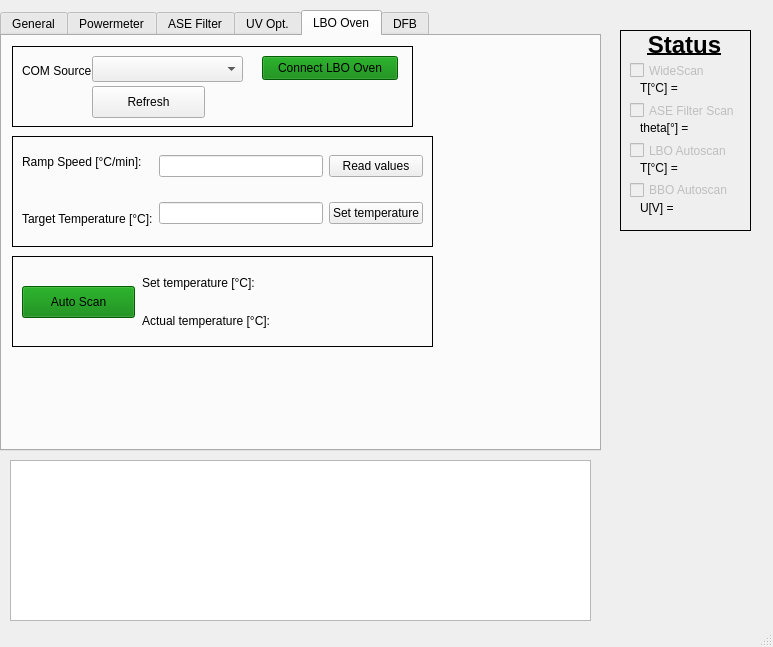
Old version of the form pulsed_laser_interface.ui in the repository XenoBene/PulsedLaserGUI.
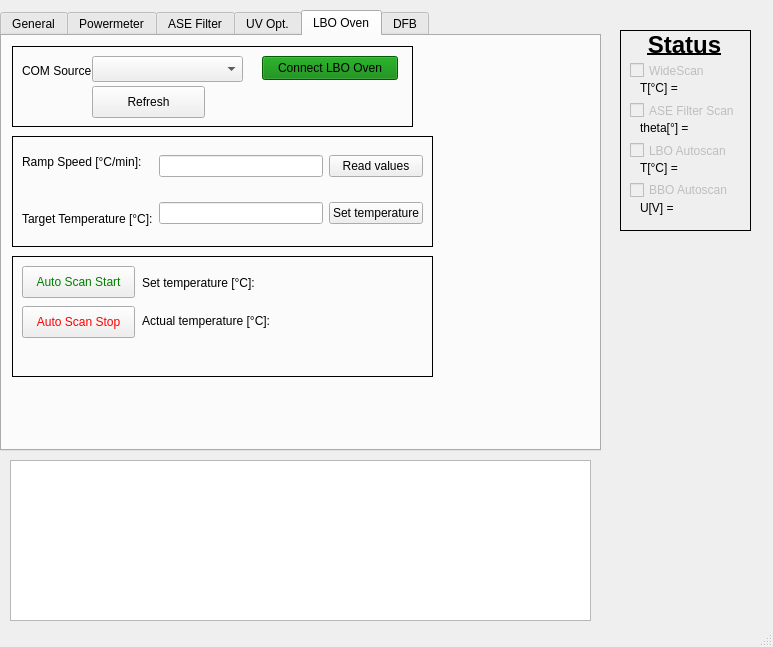
New version of the form. The open tabs and pages were chosen to show the change.

Commit message:
Implemented a better way to deactivate all Widgets that should not be pressed when autoscans are running.
But for this, we should not use checkable buttons but simple Start/Stop buttons.

Next up: Implementing a LBO Autoscan Start/Stop button

```diff
--- a/pulsed_laser_interface.ui
+++ b/pulsed_laser_interface.ui
@@ -1813,7 +1813,7 @@
         <x>10</x>
         <y>220</y>
         <width>421</width>
-        <height>91</height>
+        <height>121</height>
        </rect>
       </property>
       <property name="frameShape">
@@ -1826,16 +1826,16 @@
        <property name="geometry">
         <rect>
          <x>10</x>
-         <y>30</y>
+         <y>10</y>
          <width>113</width>
          <height>32</height>
         </rect>
        </property>
        <property name="styleSheet">
-        <string notr="true">background-color: green</string>
+        <string notr="true">color: green</string>
        </property>
        <property name="text">
-        <string>Auto Scan</string>
+        <string>Auto Scan Start</string>
        </property>
        <property name="checkable">
         <bool>true</bool>
@@ -1867,6 +1867,25 @@
         </item>
        </layout>
       </widget>
+      <widget class="QPushButton" name="lbo_button_autoScan_stop">
+       <property name="geometry">
+        <rect>
+         <x>10</x>
+         <y>50</y>
+         <width>113</width>
+         <height>32</height>
+        </rect>
+       </property>
+       <property name="styleSheet">
+        <string notr="true">color: red</string>
+       </property>
+       <property name="text">
+        <string>Auto Scan Stop</string>
+       </property>
+       <property name="checkable">
+        <bool>false</bool>
+       </property>
+      </widget>
      </widget>
     </widget>
     <widget class="QWidget" name="tab_6">
```
Left out of the diff: 24 changed lines with no effect on the pictures. The commit also changes 1 other file.
